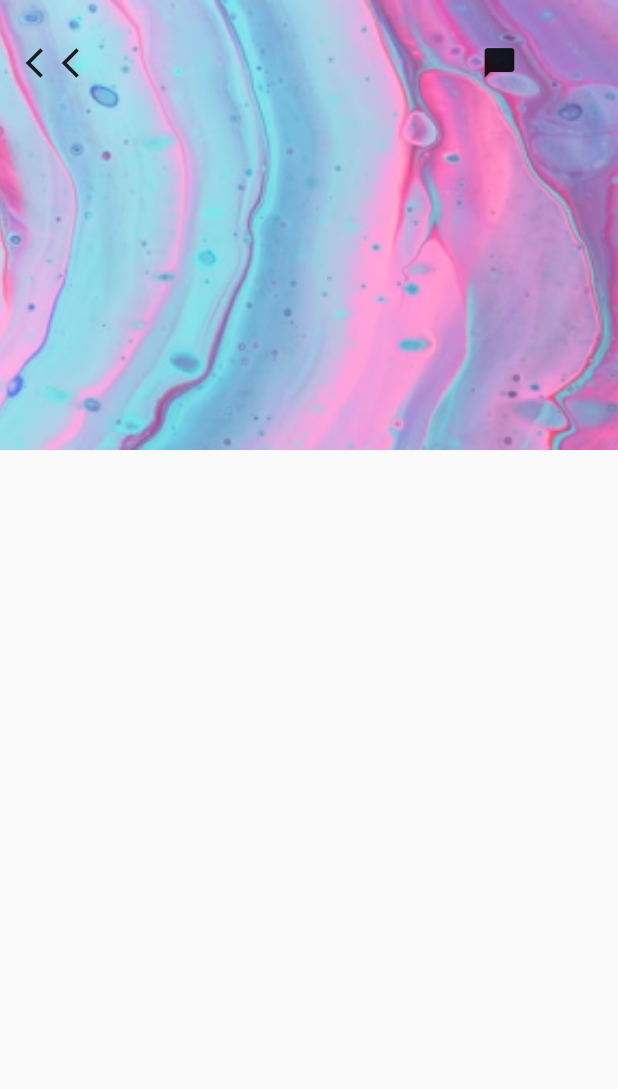
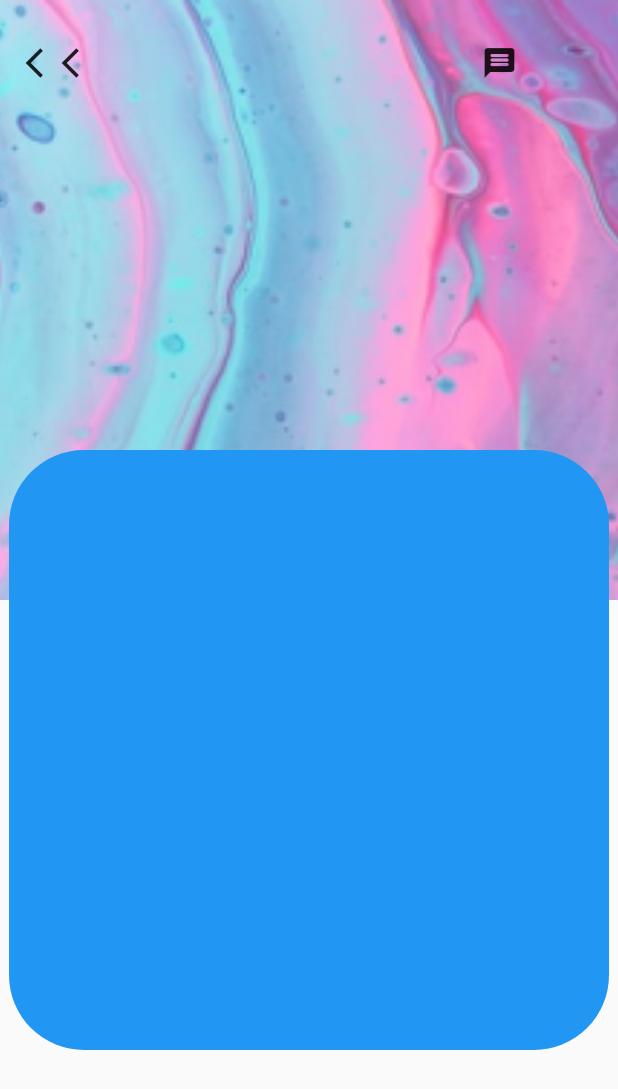
Before and after one commit to Whatsuf148/UI-Challenge, a Flutter app: the screen it shows after launch, on a phone screen of 412 x 824 dp. Shown: the top 1089 px of the screen. Run offline on Flutter 3.47's test engine with Material 2 defaults, Android fonts, the phone set to English and light mode, and no system bars.

Commit message:
Profile Page UI Creation

```diff
--- a/lib/main.dart
+++ b/lib/main.dart
@@ -1,4 +1,4 @@
-// ignore_for_file: prefer_const_constructors, duplicate_ignore
+// ignore_for_file: prefer_const_constructors, duplicate_ignore, sized_box_for_whitespace
 
 import 'package:flutter/material.dart';
 
@@ -202,7 +202,6 @@ class Register extends StatelessWidget {
             "Already have an account ? Sign In",
             style: TextStyle(
               fontFamily: 'Popinis',
-
             ),
             textAlign: TextAlign.center,
           ),
@@ -298,8 +297,9 @@ class LogIn extends StatelessWidget {
                 // ignore: prefer_const_literals_to_create_immutables
                 children: [
                   const Text("Haven't you Sign up?"),
-                 TextButton(onPressed: (){},
-                  child:Text("Sign up"),
+                  TextButton(
+                    onPressed: () {},
+                    child: Text("Sign up"),
                   ),
                 ],
               )
@@ -317,8 +317,9 @@ class Profile extends StatelessWidget {
     return Scaffold(
         body: Stack(
       children: [
-              Image.asset("assets/rec.jpg",
-              height: 300,
+        Image.asset(
+          "assets/rec.jpg",
+          height: 400,
           width: double.infinity,
           fit: BoxFit.cover,
         ),
@@ -327,27 +328,38 @@ class Profile extends StatelessWidget {
           mainAxisAlignment: MainAxisAlignment.start,
           crossAxisAlignment: CrossAxisAlignment.center,
           // ignore: prefer_const_literals_to_create_immutables
-                children:  [
+          children: [
             Padding(
-                  padding: EdgeInsets.only(top:30,left:17),
+                padding: EdgeInsets.only(top: 30, left: 17),
                 child: Icon(Icons.arrow_back_ios)),
             Padding(
-                  padding: const EdgeInsets.only(top:30),
+              padding: const EdgeInsets.only(top: 30),
               child: Icon(Icons.arrow_back_ios),
             ),
-
             Padding(
-                  padding: const EdgeInsets.only(top:30 , left: 256),
-                  child: Icon(Icons.messenger_rounded),
+              padding: const EdgeInsets.only(top: 30, left: 256),
+              child: Icon(Icons.message_rounded),
             ),
-
-
-
-              ],)
+          ],
+        ),
+        Column(
+          children: [
+            SizedBox(
+              width: 600,
+              height: 300,
+            ),
+            Container(
+              height: 400,
+              width: 400,
+              //color: Colors.blue,
+              decoration: BoxDecoration(
+                borderRadius: BorderRadius.circular(50),
+                color: Colors.blue,
+              ),
+            ),
           ],
         )
-
-
-    );
+      ],
+    ));
   }
 }
```
Lines whose indentation alone changed are shown as unchanged.
